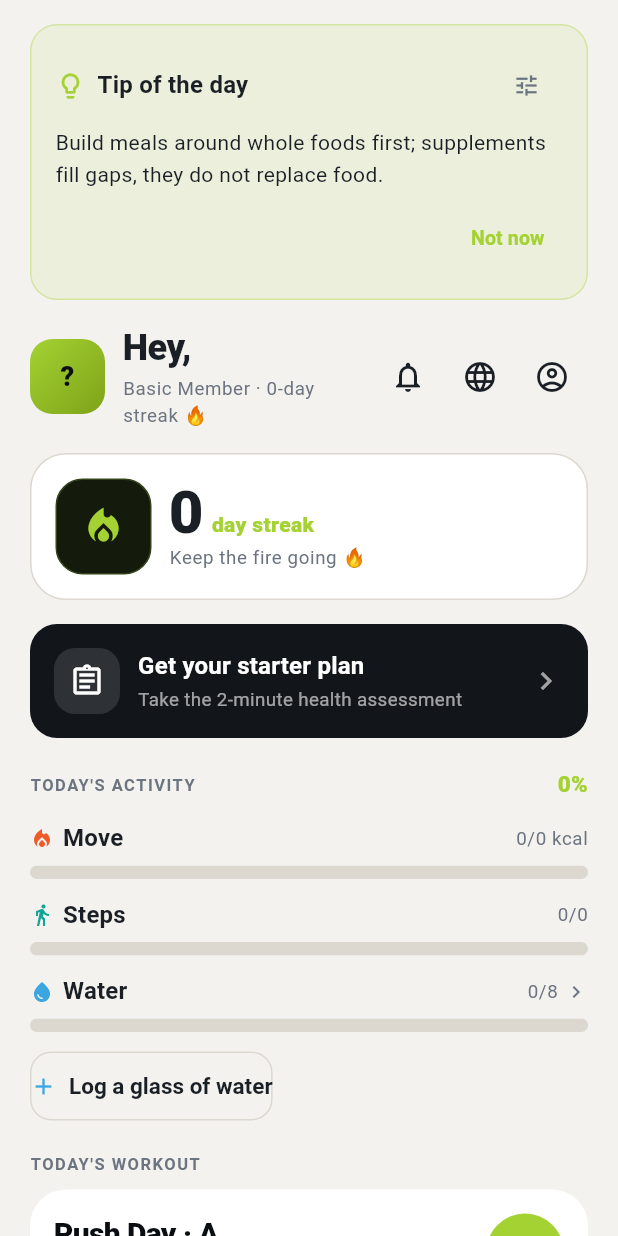
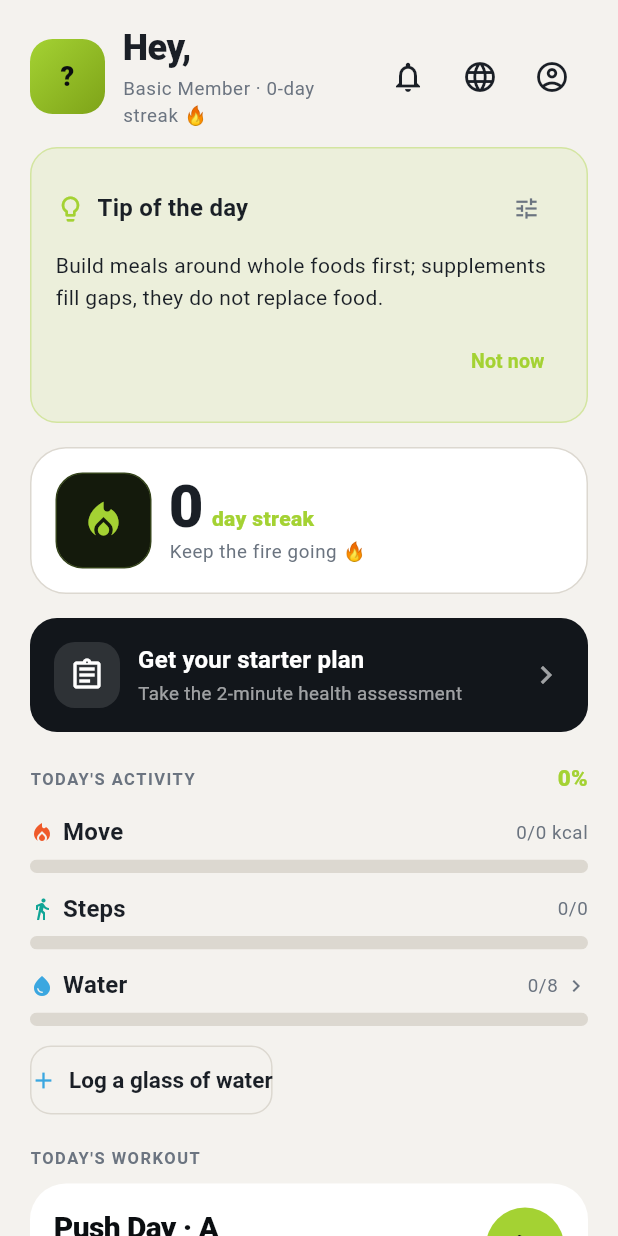
Before and after one commit to mscit-admin/ARETE_Enhance, a Flutter app: the _ProfileBody widget shown alone on an empty page, opened directly with empty values, on a phone screen of 412 x 824 dp. Run offline on Flutter 3.47's test engine with Material 3 defaults, Android fonts, the phone set to English and light mode, and no system bars; our stand-ins replace flutter_local_notifications, permission_handler, qr_flutter, shared_preferences, timezone; missing offline and left inert: mobile_scanner; accounts and stored records are empty; generated files the repository leaves out were written again; network calls fail.

Commit message:
Pin the home header so only the page content scrolls
The account, language, notification and role-switch controls lived inside
the scrolling list on both home screens, so they slid away as soon as the
member scrolled. They now sit in a fixed row above an Expanded scroll
view: the header and the bottom bar stay put, everything between them
moves.

Pull-to-refresh still wraps the scrolling part on the member home, and the
hydration prompt and tip card move below the header where they belong.

The other tabs already use a real AppBar, which the Scaffold pins for
them, so they needed no change.

Co-Authored-By: Claude Opus 5 <noreply@anthropic.com>
Claude-Session: https://claude.ai/code/session_01TsXdLNHyZ2yAr4GSuemwoe

```diff
--- a/lib/features/profile/member_profile_screen.dart
+++ b/lib/features/profile/member_profile_screen.dart
@@ -67,23 +67,14 @@ class _ProfileBody extends StatelessWidget {
         context.watch<AuthController>().user?.isTrainer ?? false;
     final l = AppLocalizations.of(context);
 
-    return RefreshIndicator(
-      onRefresh: context.read<ProfileController>().load,
-      child: ListView(
+    return Column(
+      children: [
+        // ---- Header: pinned, so the account, language and notification
+        // controls stay reachable while the page scrolls ----
+        Padding(
           padding: const EdgeInsets.fromLTRB(
-            AppSpacing.screen, AppSpacing.lg, AppSpacing.screen, AppSpacing.xxxl),
-        children: [
-          // ---- Hydration reminder prompt (when due) ----
-          if (hydrationDue) ...[
-            const _HydrationPrompt(),
-            const SizedBox(height: AppSpacing.lg),
-          ],
-
-          // ---- Tip of the day (hides itself once dismissed) ----
-          const DailyTipCard(),
-
-          // ---- Header ----
-          Row(
+              AppSpacing.screen, AppSpacing.lg, AppSpacing.screen, AppSpacing.md),
+          child: Row(
             children: [
               GradientAvatar(
                   initials: initialsFrom(member.fullName),
@@ -125,7 +116,24 @@ class _ProfileBody extends StatelessWidget {
               ),
             ],
           ),
+        ),
+
+        // ---- Everything below scrolls under the header ----
+        Expanded(
+          child: RefreshIndicator(
+            onRefresh: context.read<ProfileController>().load,
+            child: ListView(
+              padding: const EdgeInsets.fromLTRB(AppSpacing.screen, 0,
+                  AppSpacing.screen, AppSpacing.xxxl),
+              children: [
+                // ---- Hydration reminder prompt (when due) ----
+                if (hydrationDue) ...[
+                  const _HydrationPrompt(),
                   const SizedBox(height: AppSpacing.lg),
+                ],
+
+                // ---- Tip of the day (hides itself once dismissed) ----
+                const DailyTipCard(),
 
                 // ---- Streak banner (Carbon emphasis) ----
                 KeyedSubtree(
@@ -148,7 +156,8 @@ class _ProfileBody extends StatelessWidget {
                 // ---- Today's session (visual entry to Workout Execution) ----
                 SectionLabel(l.profileTodayWorkout),
                 const SizedBox(height: AppSpacing.sm),
-          KeyedSubtree(key: TourKeys.homeWorkout, child: _TodaySessionCard()),
+                KeyedSubtree(
+                    key: TourKeys.homeWorkout, child: _TodaySessionCard()),
                 const SizedBox(height: AppSpacing.lg),
 
                 // ---- Goal ----
@@ -168,10 +177,11 @@ class _ProfileBody extends StatelessWidget {
                 const SizedBox(height: AppSpacing.sm),
                 BadgesRow(badges: member.badges),
                 const SizedBox(height: AppSpacing.lg),
-
-          // ---- Actions ----
               ],
             ),
+          ),
+        ),
+      ],
     );
   }
 }
```
Also changed, not shown: lib/features/profile/trainer_home_screen.dart (+17 -6 lines). Lines whose indentation alone changed are shown as unchanged.
